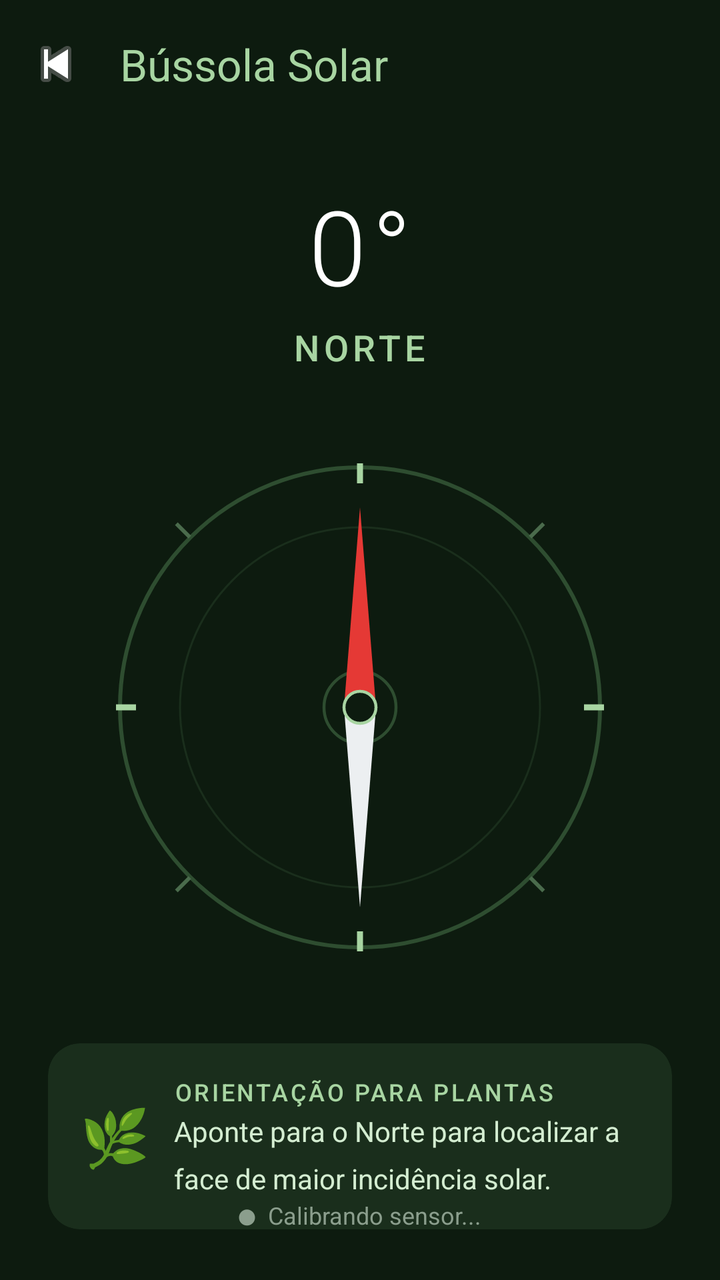
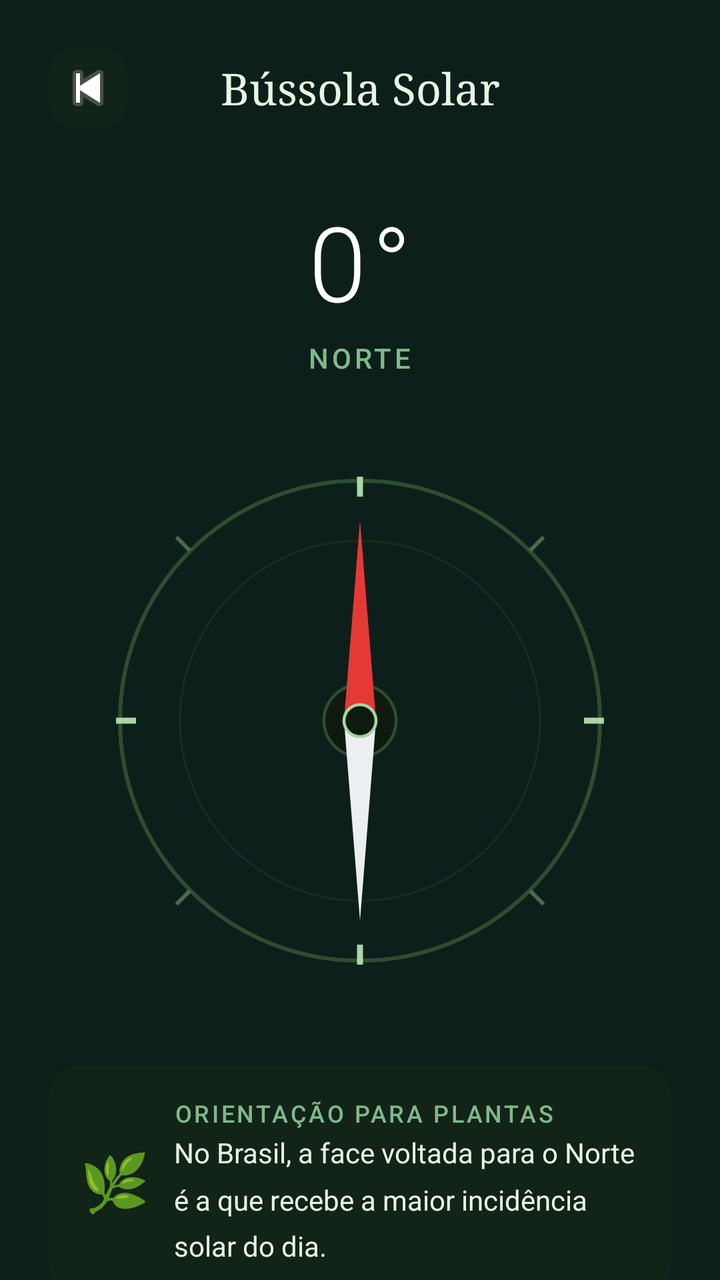

Before-and-after screenshots of an Android layout around one commit, followed by the original layout XML and the change that was made.
<!-- AndroidManifest.xml: application theme Theme.Zenit -->
<!-- res/layout/activity_bussola.xml -->
<?xml version="1.0" encoding="utf-8"?>
<androidx.constraintlayout.widget.ConstraintLayout
    xmlns:android="http://schemas.android.com/apk/res/android"
    xmlns:app="http://schemas.android.com/apk/res-auto"
    android:layout_width="match_parent"
    android:layout_height="match_parent"
    android:background="#0D1B0F">

    
    <androidx.appcompat.widget.Toolbar
        android:id="@+id/toolbar"
        android:layout_width="0dp"
        android:layout_height="?attr/actionBarSize"
        android:background="#0D1B0F"
        android:elevation="0dp"
        app:navigationIcon="@android:drawable/ic_media_previous"
        app:title="Bússola Solar"
        app:titleTextColor="#A8D5A2"
        app:layout_constraintTop_toTopOf="parent"
        app:layout_constraintStart_toStartOf="parent"
        app:layout_constraintEnd_toEndOf="parent"/>

    
    <TextView
        android:id="@+id/tvGraus"
        android:layout_width="wrap_content"
        android:layout_height="wrap_content"
        android:text="0°"
        android:textSize="52sp"
        android:textColor="#FFFFFF"
        android:fontFamily="sans-serif-light"
        android:letterSpacing="0.05"
        app:layout_constraintTop_toBottomOf="@id/toolbar"
        app:layout_constraintStart_toStartOf="parent"
        app:layout_constraintEnd_toEndOf="parent"
        android:layout_marginTop="24dp"/>

    
    <TextView
        android:id="@+id/tvDirecao"
        android:layout_width="wrap_content"
        android:layout_height="wrap_content"
        android:text="Norte"
        android:textSize="18sp"
        android:textColor="#A8D5A2"
        android:fontFamily="sans-serif-medium"
        android:letterSpacing="0.12"
        android:textAllCaps="true"
        app:layout_constraintTop_toBottomOf="@id/tvGraus"
        app:layout_constraintStart_toStartOf="parent"
        app:layout_constraintEnd_toEndOf="parent"
        android:layout_marginTop="4dp"/>

    
    <FrameLayout
        android:id="@+id/frameBussola"
        android:layout_width="280dp"
        android:layout_height="280dp"
        app:layout_constraintTop_toBottomOf="@id/tvDirecao"
        app:layout_constraintStart_toStartOf="parent"
        app:layout_constraintEnd_toEndOf="parent"
        android:layout_marginTop="28dp">

        
        <ImageView
            android:id="@+id/ivRosaVentos"
            android:layout_width="match_parent"
            android:layout_height="match_parent"
            android:src="@drawable/ic_compass_rose"
            android:contentDescription="Rosa dos ventos" />

        
        <ImageView
            android:id="@+id/ivAgulha"
            android:layout_width="match_parent"
            android:layout_height="match_parent"
            android:src="@drawable/ic_compass_needle"
            android:contentDescription="Agulha da bússola" />

    </FrameLayout>

    
    <androidx.cardview.widget.CardView
        android:id="@+id/cardDica"
        android:layout_width="0dp"
        android:layout_height="wrap_content"
        app:cardCornerRadius="16dp"
        app:cardBackgroundColor="#1A2E1C"
        app:cardElevation="0dp"
        android:layout_marginHorizontal="24dp"
        android:layout_marginTop="28dp"
        app:layout_constraintTop_toBottomOf="@id/frameBussola"
        app:layout_constraintStart_toStartOf="parent"
        app:layout_constraintEnd_toEndOf="parent">

        <LinearLayout
            android:layout_width="match_parent"
            android:layout_height="wrap_content"
            android:orientation="horizontal"
            android:padding="16dp"
            android:gravity="center_vertical">

            <TextView
                android:id="@+id/tvIconeDica"
                android:layout_width="wrap_content"
                android:layout_height="wrap_content"
                android:text="🌿"
                android:textSize="28sp"
                android:layout_marginEnd="12dp"/>

            <LinearLayout
                android:layout_width="0dp"
                android:layout_height="wrap_content"
                android:layout_weight="1"
                android:orientation="vertical">

                <TextView
                    android:id="@+id/tvTituloDica"
                    android:layout_width="wrap_content"
                    android:layout_height="wrap_content"
                    android:text="Orientação para plantas"
                    android:textSize="12sp"
                    android:textColor="#A8D5A2"
                    android:textAllCaps="true"
                    android:letterSpacing="0.1"
                    android:fontFamily="sans-serif-medium"/>

                <TextView
                    android:id="@+id/tvDicaSolar"
                    android:layout_width="wrap_content"
                    android:layout_height="wrap_content"
                    android:text="Aponte para o Norte para localizar a face de maior incidência solar."
                    android:textSize="14sp"
                    android:textColor="#D4EDD1"
                    android:layout_marginTop="2dp"
                    android:lineSpacingMultiplier="1.4"/>

            </LinearLayout>
        </LinearLayout>
    </androidx.cardview.widget.CardView>

    
    <TextView
        android:id="@+id/tvCalibration"
        android:layout_width="wrap_content"
        android:layout_height="wrap_content"
        android:text="⬤  Calibrando sensor..."
        android:textSize="12sp"
        android:textColor="#8B9E8D"
        android:fontFamily="sans-serif"
        app:layout_constraintBottom_toBottomOf="parent"
        app:layout_constraintStart_toStartOf="parent"
        app:layout_constraintEnd_toEndOf="parent"
        android:layout_marginBottom="24dp"/>

</androidx.constraintlayout.widget.ConstraintLayout>
<!-- resources referenced by this layout -->
<resources>
  <!-- drawable ic_compass_needle (drawable) -->
  <?xml version="1.0" encoding="utf-8"?>
  <vector xmlns:android="http://schemas.android.com/apk/res/android"
      android:width="280dp"
      android:height="280dp"
      android:viewportWidth="280"
      android:viewportHeight="280">
  
      
      <path
          android:fillColor="#E53935"
          android:pathData="M140,40 L148,140 L132,140 Z"/>
  
      
      <path
          android:fillColor="#ECEFF1"
          android:pathData="M140,240 L148,140 L132,140 Z"/>
  
      
      <path
          android:fillColor="#0D1B0F"
          android:strokeColor="#A8D5A2"
          android:strokeWidth="1.5"
          android:pathData="M140,140 m-8,0 a8,8 0 1,0 16,0 a8,8 0 1,0 -16,0"/>
  
  </vector>
  <!-- drawable ic_compass_rose (drawable) -->
  <?xml version="1.0" encoding="utf-8"?>
  <vector xmlns:android="http://schemas.android.com/apk/res/android"
      android:width="280dp"
      android:height="280dp"
      android:viewportWidth="280"
      android:viewportHeight="280">
  
      
      <path
          android:strokeColor="#2E4D30"
          android:strokeWidth="2"
          android:fillColor="#00000000"
          android:pathData="M140,140 m-120,0 a120,120 0 1,0 240,0 a120,120 0 1,0 -240,0"/>
  
      
      <path
          android:strokeColor="#1A2E1C"
          android:strokeWidth="1"
          android:fillColor="#00000000"
          android:pathData="M140,140 m-90,0 a90,90 0 1,0 180,0 a90,90 0 1,0 -180,0"/>
  
      
      <path
          android:strokeColor="#A8D5A2"
          android:strokeWidth="3"
          android:pathData="M140,28 L140,18"/>
      
      <path
          android:strokeColor="#A8D5A2"
          android:strokeWidth="3"
          android:pathData="M140,252 L140,262"/>
      
      <path
          android:strokeColor="#A8D5A2"
          android:strokeWidth="3"
          android:pathData="M252,140 L262,140"/>
      
      <path
          android:strokeColor="#A8D5A2"
          android:strokeWidth="3"
          android:pathData="M28,140 L18,140"/>
  
      
      
      <path
          android:strokeColor="#4A6B4C"
          android:strokeWidth="2"
          android:pathData="M225.1,54.9 L231.8,48.2"/>
      
      <path
          android:strokeColor="#4A6B4C"
          android:strokeWidth="2"
          android:pathData="M225.1,225.1 L231.8,231.8"/>
      
      <path
          android:strokeColor="#4A6B4C"
          android:strokeWidth="2"
          android:pathData="M54.9,225.1 L48.2,231.8"/>
      
      <path
          android:strokeColor="#4A6B4C"
          android:strokeWidth="2"
          android:pathData="M54.9,54.9 L48.2,48.2"/>
  
      
      <path
          android:strokeColor="#2E4D30"
          android:strokeWidth="1.5"
          android:fillColor="#0D1B0F"
          android:pathData="M140,140 m-18,0 a18,18 0 1,0 36,0 a18,18 0 1,0 -36,0"/>
  
  </vector>
  <style name="Theme.Zenit" parent="Base.Theme.Zenit" />
  <style name="Base.Theme.Zenit" parent="Theme.Material3.DayNight.NoActionBar">
          
          
      </style>
</resources>

<!-- the commit's change to res/layout/activity_bussola.xml (unified diff, before → after) -->
@@ -1,156 +1,166 @@
 <?xml version="1.0" encoding="utf-8"?>
-<androidx.constraintlayout.widget.ConstraintLayout
-    xmlns:android="http://schemas.android.com/apk/res/android"
+<androidx.core.widget.NestedScrollView xmlns:android="http://schemas.android.com/apk/res/android"
     xmlns:app="http://schemas.android.com/apk/res-auto"
+    xmlns:tools="http://schemas.android.com/tools"
     android:layout_width="match_parent"
     android:layout_height="match_parent"
-    android:background="#0D1B0F">
+    android:background="#0D1F1A"
+    android:fillViewport="true">
 
-    
-    <androidx.appcompat.widget.Toolbar
-        android:id="@+id/toolbar"
-        android:layout_width="0dp"
-        android:layout_height="?attr/actionBarSize"
-        android:background="#0D1B0F"
-        android:elevation="0dp"
-        app:navigationIcon="@android:drawable/ic_media_previous"
-        app:title="Bússola Solar"
-        app:titleTextColor="#A8D5A2"
-        app:layout_constraintTop_toTopOf="parent"
-        app:layout_constraintStart_toStartOf="parent"
-        app:layout_constraintEnd_toEndOf="parent"/>
-
-    
-    <TextView
-        android:id="@+id/tvGraus"
-        android:layout_width="wrap_content"
+    <LinearLayout
+        android:layout_width="match_parent"
         android:layout_height="wrap_content"
-        android:text="0°"
-        android:textSize="52sp"
-        android:textColor="#FFFFFF"
-        android:fontFamily="sans-serif-light"
-        android:letterSpacing="0.05"
-        app:layout_constraintTop_toBottomOf="@id/toolbar"
-        app:layout_constraintStart_toStartOf="parent"
-        app:layout_constraintEnd_toEndOf="parent"
-        android:layout_marginTop="24dp"/>
-
-    
-    <TextView
-        android:id="@+id/tvDirecao"
-        android:layout_width="wrap_content"
-        android:layout_height="wrap_content"
-        android:text="Norte"
-        android:textSize="18sp"
-        android:textColor="#A8D5A2"
-        android:fontFamily="sans-serif-medium"
-        android:letterSpacing="0.12"
-        android:textAllCaps="true"
-        app:layout_constraintTop_toBottomOf="@id/tvGraus"
-        app:layout_constraintStart_toStartOf="parent"
-        app:layout_constraintEnd_toEndOf="parent"
-        android:layout_marginTop="4dp"/>
-
-    
-    <FrameLayout
-        android:id="@+id/frameBussola"
-        android:layout_width="280dp"
-        android:layout_height="280dp"
-        app:layout_constraintTop_toBottomOf="@id/tvDirecao"
-        app:layout_constraintStart_toStartOf="parent"
-        app:layout_constraintEnd_toEndOf="parent"
-        android:layout_marginTop="28dp">
-
-        
-        <ImageView
-            android:id="@+id/ivRosaVentos"
-            android:layout_width="match_parent"
-            android:layout_height="match_parent"
-            android:src="@drawable/ic_compass_rose"
-            android:contentDescription="Rosa dos ventos" />
-
-        
-        <ImageView
-            android:id="@+id/ivAgulha"
-            android:layout_width="match_parent"
-            android:layout_height="match_parent"
-            android:src="@drawable/ic_compass_needle"
-            android:contentDescription="Agulha da bússola" />
-
-    </FrameLayout>
-
-    
-    <androidx.cardview.widget.CardView
-        android:id="@+id/cardDica"
-        android:layout_width="0dp"
-        android:layout_height="wrap_content"
-        app:cardCornerRadius="16dp"
-        app:cardBackgroundColor="#1A2E1C"
-        app:cardElevation="0dp"
-        android:layout_marginHorizontal="24dp"
-        android:layout_marginTop="28dp"
-        app:layout_constraintTop_toBottomOf="@id/frameBussola"
-        app:layout_constraintStart_toStartOf="parent"
-        app:layout_constraintEnd_toEndOf="parent">
+        android:orientation="vertical"
+        android:padding="24dp">
 
         <LinearLayout
             android:layout_width="match_parent"
             android:layout_height="wrap_content"
             android:orientation="horizontal"
-            android:padding="16dp"
-            android:gravity="center_vertical">
+            android:gravity="center_vertical"
+            android:layout_marginBottom="32dp">
+
+            <ImageButton
+                android:id="@+id/btnVoltarBussola"
+                android:layout_width="40dp"
+                android:layout_height="40dp"
+                android:src="@android:drawable/ic_media_previous"
+                android:background="@drawable/bg_sensor_card"
+                android:contentDescription="Voltar" />
 
             <TextView
-                android:id="@+id/tvIconeDica"
-                android:layout_width="wrap_content"
-                android:layout_height="wrap_content"
-                android:text="🌿"
-                android:textSize="28sp"
-                android:layout_marginEnd="12dp"/>
-
-            <LinearLayout
                 android:layout_width="0dp"
                 android:layout_height="wrap_content"
                 android:layout_weight="1"
-                android:orientation="vertical">
+                android:text="Bússola Solar"
+                android:textColor="#E8F5E2"
+                android:textSize="22sp"
+                android:fontFamily="serif"
+                android:gravity="center"
+                android:layout_marginEnd="40dp" />
+        </LinearLayout>
+
+        <LinearLayout
+            android:layout_width="match_parent"
+            android:layout_height="wrap_content"
+            android:orientation="vertical"
+            android:gravity="center"
+            android:layout_marginBottom="32dp">
+
+            <TextView
+                android:id="@+id/tvGraus"
+                android:layout_width="wrap_content"
+                android:layout_height="wrap_content"
+                android:text="0°"
+                android:textSize="52sp"
+                android:textColor="#FFFFFF"
+                android:fontFamily="sans-serif-light"
+                android:letterSpacing="0.05" />
+
+            <TextView
+                android:id="@+id/tvDirecao"
+                android:layout_width="wrap_content"
+                android:layout_height="wrap_content"
+                android:text="Norte"
+                android:textSize="14sp"
+                android:textColor="#7FB98A"
+                android:fontFamily="sans-serif-medium"
+                android:letterSpacing="0.12"
+                android:textAllCaps="true"
+                android:layout_marginTop="4dp" />
+        </LinearLayout>
+
+        <FrameLayout
+            android:id="@+id/frameBussola"
+            android:layout_width="280dp"
+            android:layout_height="280dp"
+            android:layout_gravity="center"
+            android:layout_marginBottom="32dp">
+
+            <ImageView
+                android:id="@+id/ivRosaVentos"
+                android:layout_width="match_parent"
+                android:layout_height="match_parent"
+                android:src="@drawable/ic_compass_rose"
+                android:contentDescription="Rosa dos ventos" />
+
+            <ImageView
+                android:id="@+id/ivAgulha"
+                android:layout_width="match_parent"
+                android:layout_height="match_parent"
+                android:src="@drawable/ic_compass_needle"
+                android:contentDescription="Agulha da bússola" />
+        </FrameLayout>
+
+        <androidx.cardview.widget.CardView
+            android:id="@+id/cardDica"
+            android:layout_width="match_parent"
+            android:layout_height="wrap_content"
+            app:cardCornerRadius="16dp"
+            app:cardBackgroundColor="#122318"
+            app:cardElevation="0dp"
+            android:layout_marginBottom="32dp">
+
+            <LinearLayout
+                android:layout_width="match_parent"
+                android:layout_height="wrap_content"
+                android:orientation="horizontal"
+                android:padding="16dp"
+                android:gravity="center_vertical">
 
                 <TextView
-                    android:id="@+id/tvTituloDica"
+                    android:id="@+id/tvIconeDica"
                     android:layout_width="wrap_content"
                     android:layout_height="wrap_content"
-                    android:text="Orientação para plantas"
-                    android:textSize="12sp"
-                    android:textColor="#A8D5A2"
-                    android:textAllCaps="true"
-                    android:letterSpacing="0.1"
-                    android:fontFamily="sans-serif-medium"/>
+                    android:text="🌿"
+                    android:textSize="28sp"
+                    android:layout_marginEnd="12dp"/>
 
-                <TextView
-                    android:id="@+id/tvDicaSolar"
-                    android:layout_width="wrap_content"
+                <LinearLayout
+                    android:layout_width="0dp"
                     android:layout_height="wrap_content"
-                    android:text="Aponte para o Norte para localizar a face de maior incidência solar."
-                    android:textSize="14sp"
-                    android:textColor="#D4EDD1"
-                    android:layout_marginTop="2dp"
-                    android:lineSpacingMultiplier="1.4"/>
+                    android:layout_weight="1"
+                    android:orientation="vertical">
 
+                    <TextView
+                        android:id="@+id/tvTituloDica"
+                        android:layout_width="wrap_content"
+                        android:layout_height="wrap_content"
+                        android:text="Orientação para plantas"
+                        android:textSize="12sp"
+                        android:textColor="#7FB98A"
+                        android:textAllCaps="true"
+                        android:letterSpacing="0.1"
+                        android:fontFamily="sans-serif-medium"/>
+
+                    <TextView
+                        android:id="@+id/tvDicaSolar"
+                        android:layout_width="wrap_content"
+                        android:layout_height="wrap_content"
+                        android:text="No Brasil, a face voltada para o Norte é a que recebe a maior incidência solar do dia."
+                        android:textSize="14sp"
+                        android:textColor="#E8F5E2"
+                        android:layout_marginTop="2dp"
+                        android:lineSpacingMultiplier="1.4"/>
+                </LinearLayout>
             </LinearLayout>
-        </LinearLayout>
-    </androidx.cardview.widget.CardView>
+        </androidx.cardview.widget.CardView>
 
-    
-    <TextView
-        android:id="@+id/tvCalibration"
-        android:layout_width="wrap_content"
-        android:layout_height="wrap_content"
-        android:text="⬤  Calibrando sensor..."
-        android:textSize="12sp"
-        android:textColor="#8B9E8D"
-        android:fontFamily="sans-serif"
-        app:layout_constraintBottom_toBottomOf="parent"
-        app:layout_constraintStart_toStartOf="parent"
-        app:layout_constraintEnd_toEndOf="parent"
-        android:layout_marginBottom="24dp"/>
+        <View
+            android:layout_width="match_parent"
+            android:layout_height="0dp"
+            android:layout_weight="1" />
 
-</androidx.constraintlayout.widget.ConstraintLayout>
+        <TextView
+            android:id="@+id/tvCalibration"
+            android:layout_width="wrap_content"
+            android:layout_height="wrap_content"
+            android:layout_gravity="center_horizontal"
+            android:text="⬤  Calibrando sensor..."
+            android:textSize="12sp"
+            android:textColor="#8B9E8D"
+            android:fontFamily="sans-serif"
+            android:layout_marginTop="16dp" />
+
+    </LinearLayout>
+</androidx.core.widget.NestedScrollView>
<!-- resource entries referenced after the edit -->
@@ -1,5 +1,12 @@
 <!-- resources referenced by this layout -->
 <resources>
+  <!-- drawable bg_sensor_card (drawable) -->
+  <?xml version="1.0" encoding="utf-8"?>
+  <shape xmlns:android="http://schemas.android.com/apk/res/android"
+      android:shape="rectangle">
+      <solid android:color="#122318" />
+      <corners android:radius="14dp" />
+  </shape>
   <!-- drawable ic_compass_needle (drawable) -->
   <?xml version="1.0" encoding="utf-8"?>
   <vector xmlns:android="http://schemas.android.com/apk/res/android"
